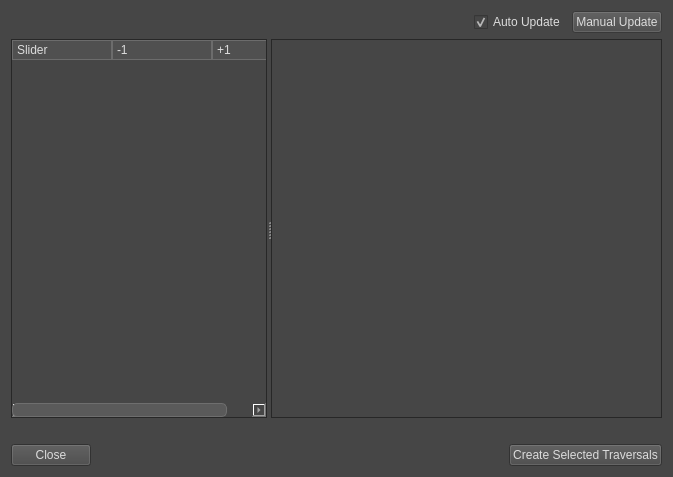
The window that scripts/SimplexUI/ui/travCheckDialog.ui (blurstudio/Simplex) describes before a commit, drawn with Qt 5.
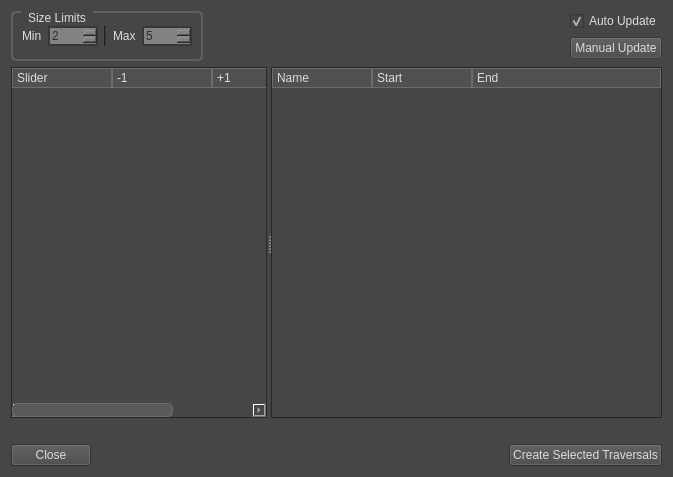
The same window after the commit.

Commit message: TravCheckDialog works as intended now

```diff
--- a/scripts/SimplexUI/ui/travCheckDialog.ui
+++ b/scripts/SimplexUI/ui/travCheckDialog.ui
@@ -213,9 +213,86 @@
 
 </string>
   </property>
-  <layout class="QVBoxLayout" name="verticalLayout">
+  <layout class="QVBoxLayout" name="verticalLayout_2">
    <item>
     <layout class="QHBoxLayout" name="horizontalLayout_2">
+     <item>
+      <widget class="QGroupBox" name="uiLimitGRP">
+       <property name="title">
+        <string>Size Limits</string>
+       </property>
+       <layout class="QHBoxLayout" name="horizontalLayout_3">
+        <item>
+         <widget class="QLabel" name="label_3">
+          <property name="text">
+           <string>Min</string>
+          </property>
+         </widget>
+        </item>
+        <item>
+         <widget class="QSpinBox" name="uiMinLimitSPIN">
+          <property name="sizePolicy">
+           <sizepolicy hsizetype="Fixed" vsizetype="Fixed">
+            <horstretch>0</horstretch>
+            <verstretch>0</verstretch>
+           </sizepolicy>
+          </property>
+          <property name="minimumSize">
+           <size>
+            <width>50</width>
+            <height>0</height>
+           </size>
+          </property>
+          <property name="minimum">
+           <number>2</number>
+          </property>
+          <property name="maximum">
+           <number>7</number>
+          </property>
+         </widget>
+        </item>
+        <item>
+         <widget class="Line" name="line">
+          <property name="orientation">
+           <enum>Qt::Vertical</enum>
+          </property>
+         </widget>
+        </item>
+        <item>
+         <widget class="QLabel" name="label_4">
+          <property name="text">
+           <string>Max</string>
+          </property>
+         </widget>
+        </item>
+        <item>
+         <widget class="QSpinBox" name="uiMaxLimitSPIN">
+          <property name="sizePolicy">
+           <sizepolicy hsizetype="Fixed" vsizetype="Fixed">
+            <horstretch>0</horstretch>
+            <verstretch>0</verstretch>
+           </sizepolicy>
+          </property>
+          <property name="minimumSize">
+           <size>
+            <width>50</width>
+            <height>0</height>
+           </size>
+          </property>
+          <property name="minimum">
+           <number>2</number>
+          </property>
+          <property name="maximum">
+           <number>7</number>
+          </property>
+          <property name="value">
+           <number>5</number>
+          </property>
+         </widget>
+        </item>
+       </layout>
+      </widget>
+     </item>
      <item>
       <spacer name="horizontalSpacer_2">
        <property name="orientation">
@@ -230,6 +307,8 @@
       </spacer>
      </item>
      <item>
+      <layout class="QVBoxLayout" name="verticalLayout">
+       <item>
       <widget class="QCheckBox" name="uiAutoUpdateCHK">
        <property name="toolTip">
         <string>Auto update sliders from UI selection</string>
@@ -257,6 +336,8 @@
      </item>
     </layout>
    </item>
+    </layout>
+   </item>
    <item>
     <widget class="QSplitter" name="splitter">
      <property name="sizePolicy">
@@ -299,8 +380,13 @@
         <string>+1</string>
        </property>
       </column>
+      <column>
+       <property name="text">
+        <string>Dynamic</string>
+       </property>
+      </column>
      </widget>
-     <widget class="QListWidget" name="uiTravCheckLIST">
+     <widget class="QTreeWidget" name="uiTravCheckTREE">
       <property name="sizePolicy">
        <sizepolicy hsizetype="Expanding" vsizetype="Expanding">
         <horstretch>2</horstretch>
@@ -310,6 +396,21 @@
       <property name="selectionMode">
        <enum>QAbstractItemView::ExtendedSelection</enum>
       </property>
+      <column>
+       <property name="text">
+        <string>Name</string>
+       </property>
+      </column>
+      <column>
+       <property name="text">
+        <string>Start</string>
+       </property>
+      </column>
+      <column>
+       <property name="text">
+        <string>End</string>
+       </property>
+      </column>
      </widget>
     </widget>
    </item>
```
Lines whose indentation alone changed are shown as unchanged. The commit also changes 7 other files.
